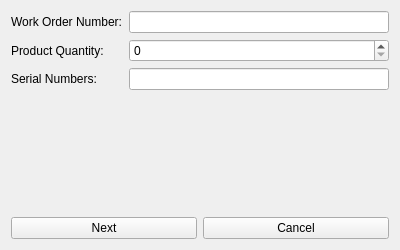
This is RaspPiReader/qt/work_order_form.ui in ayroop/RaspPiReader as Qt 5 draws it before an edit. The edited form follows.
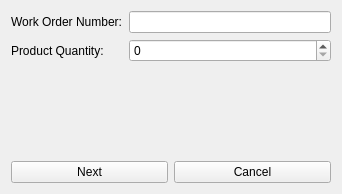
This is the edited form.

Patch:
```diff
--- a/RaspPiReader/qt/work_order_form.ui
+++ b/RaspPiReader/qt/work_order_form.ui
@@ -6,8 +6,8 @@
       <rect>
         <x>0</x>
         <y>0</y>
-        <width>400</width>
-        <height>250</height>
+    <width>342</width>
+    <height>194</height>
       </rect>
     </property>
     <property name="windowTitle">
@@ -40,17 +40,6 @@
               </property>
             </widget>
           </item>
-          <!-- New row for Serial Numbers -->
-          <item row="2" column="0">
-            <widget class="QLabel" name="serialNumbersLabel">
-              <property name="text">
-                <string>Serial Numbers:</string>
-              </property>
-            </widget>
-          </item>
-          <item row="2" column="1">
-            <widget class="QLineEdit" name="serialNumbersLineEdit"/>
-          </item>
         </layout>
       </item>
       <item>
```
Lines whose indentation alone changed are shown as unchanged.
